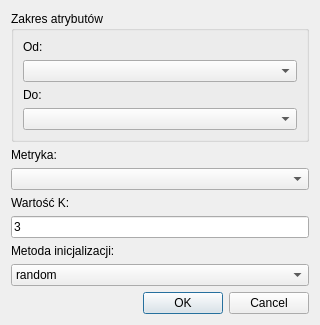
This is ui/clusteranalysisdialog.ui in antoninastefanowska/PyQtDataAnalyzer as Qt 5 draws it before an edit. The edited form follows.
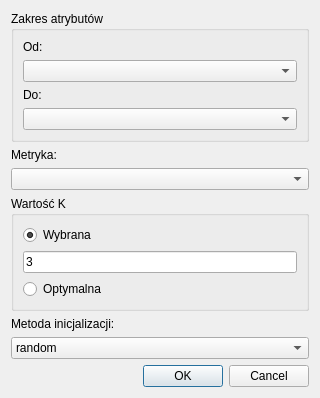
This is the edited form.

Commit message: optimal k calculation

What changed in the file:
```diff
--- a/ui/clusteranalysisdialog.ui
+++ b/ui/clusteranalysisdialog.ui
@@ -5,12 +5,15 @@
   <property name="windowModality">
    <enum>Qt::ApplicationModal</enum>
   </property>
+  <property name="enabled">
+   <bool>true</bool>
+  </property>
   <property name="geometry">
    <rect>
     <x>0</x>
     <y>0</y>
     <width>320</width>
-    <height>307</height>
+    <height>376</height>
    </rect>
   </property>
   <property name="windowTitle">
@@ -59,9 +62,20 @@
       <widget class="QComboBox" name="metricsNameCombobox"/>
      </item>
      <item>
-      <widget class="QLabel" name="label_3">
+      <widget class="QGroupBox" name="groupBox_2">
+       <property name="title">
+        <string>Wartość K</string>
+       </property>
+       <layout class="QVBoxLayout" name="verticalLayout_5">
+        <item>
+         <layout class="QVBoxLayout" name="verticalLayout_4">
+          <item>
+           <widget class="QRadioButton" name="chosenValueRadiobutton">
        <property name="text">
-        <string>Wartość K:</string>
+             <string>Wybrana</string>
+            </property>
+            <property name="checked">
+             <bool>true</bool>
        </property>
       </widget>
      </item>
@@ -73,6 +87,18 @@
       </widget>
      </item>
      <item>
+           <widget class="QRadioButton" name="optimalValueRadiobutton">
+            <property name="text">
+             <string>Optymalna</string>
+            </property>
+           </widget>
+          </item>
+         </layout>
+        </item>
+       </layout>
+      </widget>
+     </item>
+     <item>
       <widget class="QLabel" name="label_5">
        <property name="text">
         <string>Metoda inicjalizacji:</string>
```
Left out of the diff: 24 changed lines with no effect on the pictures. Lines whose indentation alone changed are shown as unchanged. The commit also changes 10 other files.
